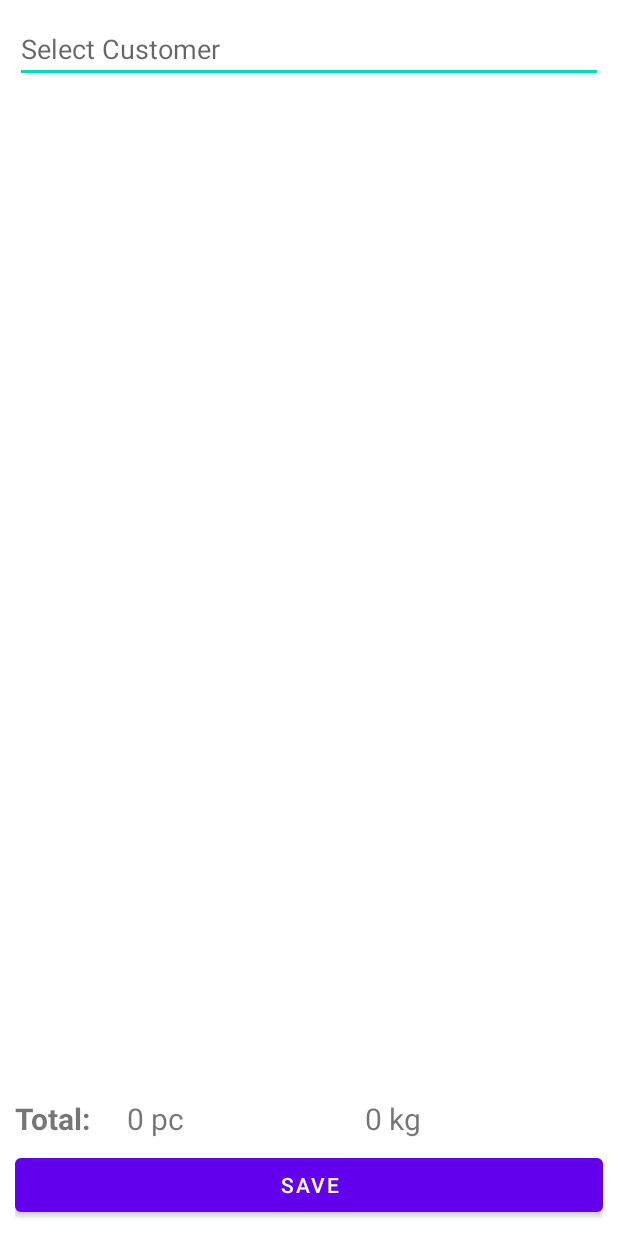
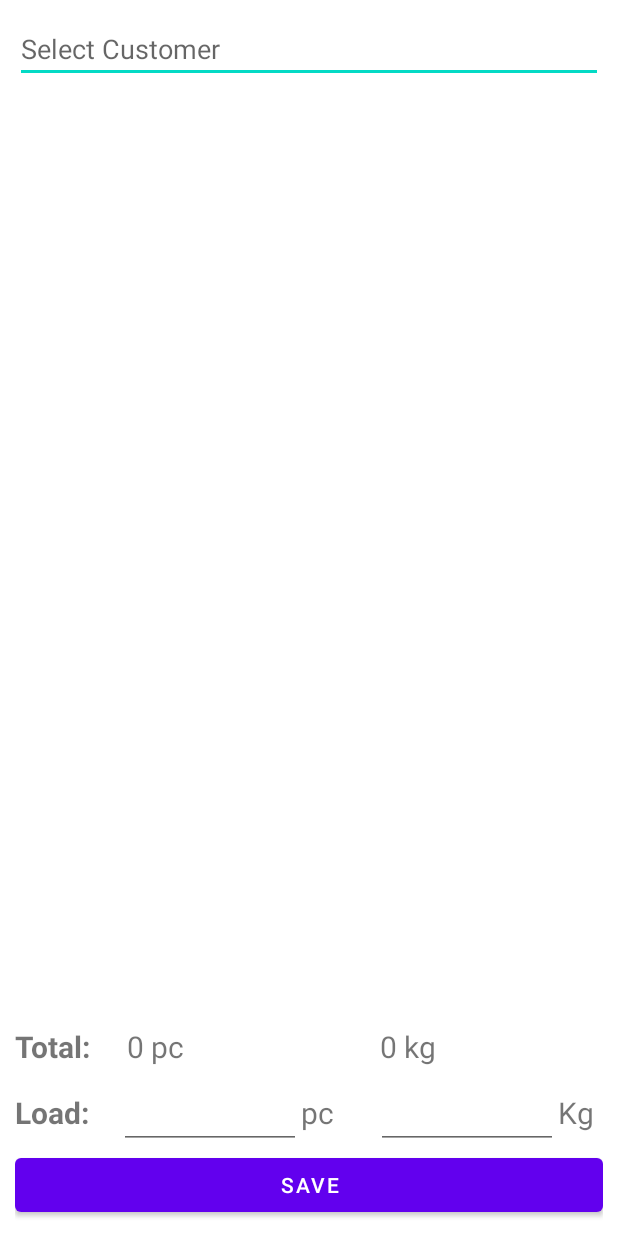
Before and after one commit to prasunmondal/MBros_v3, an Android app: the layout activity_get_order_estimates.xml on its own in the app's theme, with its tools: preview values and no code run, on a phone screen of 412 x 824 dp. Run offline under Robolectric (Android 15) with nearby library versions, the phone set to English and light mode, and no system bars.

Commit message:
ui update

```diff
--- a/app/src/main/res/layout/activity_get_order_estimates.xml
+++ b/app/src/main/res/layout/activity_get_order_estimates.xml
@@ -50,13 +50,14 @@
             android:text="Save"
             app:layout_constraintBottom_toBottomOf="parent"
             app:layout_constraintEnd_toEndOf="parent"
+            app:layout_constraintHorizontal_bias="0.0"
             app:layout_constraintStart_toStartOf="parent" />
 
         <LinearLayout
             android:id="@+id/constraintLayout2"
             android:layout_width="0dp"
             android:layout_height="40dp"
-            app:layout_constraintBottom_toTopOf="@+id/activity_get_order_estimates__save_date_btn"
+            app:layout_constraintBottom_toTopOf="@+id/constraintLayout3"
             app:layout_constraintEnd_toEndOf="@+id/activity_get_order_estimates__save_date_btn"
             app:layout_constraintStart_toStartOf="parent">
 
@@ -88,12 +89,69 @@
                 android:id="@+id/activity_get_order_estimates__total_kg"
                 android:layout_width="wrap_content"
                 android:layout_height="wrap_content"
+                android:layout_marginStart="20dp"
                 android:layout_weight=".5"
                 android:text="0 kg"
                 android:textSize="20sp"
                 tools:layout_editor_absoluteX="79dp"
                 tools:layout_editor_absoluteY="7dp" />
         </LinearLayout>
+
+        <LinearLayout
+            android:id="@+id/constraintLayout3"
+            android:layout_width="match_parent"
+            android:layout_height="wrap_content"
+            app:layout_constraintBottom_toTopOf="@+id/activity_get_order_estimates__save_date_btn">
+
+            <TextView
+                android:id="@+id/textView3"
+                android:layout_width="wrap_content"
+                android:layout_height="match_parent"
+                android:foregroundGravity="center_vertical"
+                android:gravity="center_vertical"
+                android:text="Load:"
+                android:textSize="20sp"
+                android:textStyle="bold"
+                app:layout_constraintBottom_toBottomOf="parent"
+                app:layout_constraintStart_toStartOf="parent"
+                app:layout_constraintTop_toTopOf="parent" />
+
+            <androidx.appcompat.widget.AppCompatEditText
+                android:id="@+id/activity_get_order_estimates__load_pc"
+                android:layout_width="wrap_content"
+                android:layout_height="wrap_content"
+                android:layout_marginStart="20dp"
+                android:layout_weight=".5"
+                android:inputType="number"
+                android:textSize="20sp"
+                tools:layout_editor_absoluteX="79dp"
+                tools:layout_editor_absoluteY="7dp" />
+
+            <TextView
+                android:id="@+id/textView7"
+                android:layout_width="30dp"
+                android:layout_height="wrap_content"
+                android:text="pc"
+                android:textSize="20sp" />
+
+            <androidx.appcompat.widget.AppCompatEditText
+                android:id="@+id/activity_get_order_estimates__load_kg"
+                android:layout_width="wrap_content"
+                android:layout_height="wrap_content"
+                android:layout_marginStart="20dp"
+                android:layout_weight=".5"
+                android:inputType="number"
+                android:textSize="20sp"
+                tools:layout_editor_absoluteX="79dp"
+                tools:layout_editor_absoluteY="7dp" />
+
+            <TextView
+                android:id="@+id/textView8"
+                android:layout_width="30dp"
+                android:layout_height="wrap_content"
+                android:text="Kg"
+                android:textSize="20sp" />
+        </LinearLayout>
     </androidx.constraintlayout.widget.ConstraintLayout>
 
 </androidx.constraintlayout.widget.ConstraintLayout>
```
